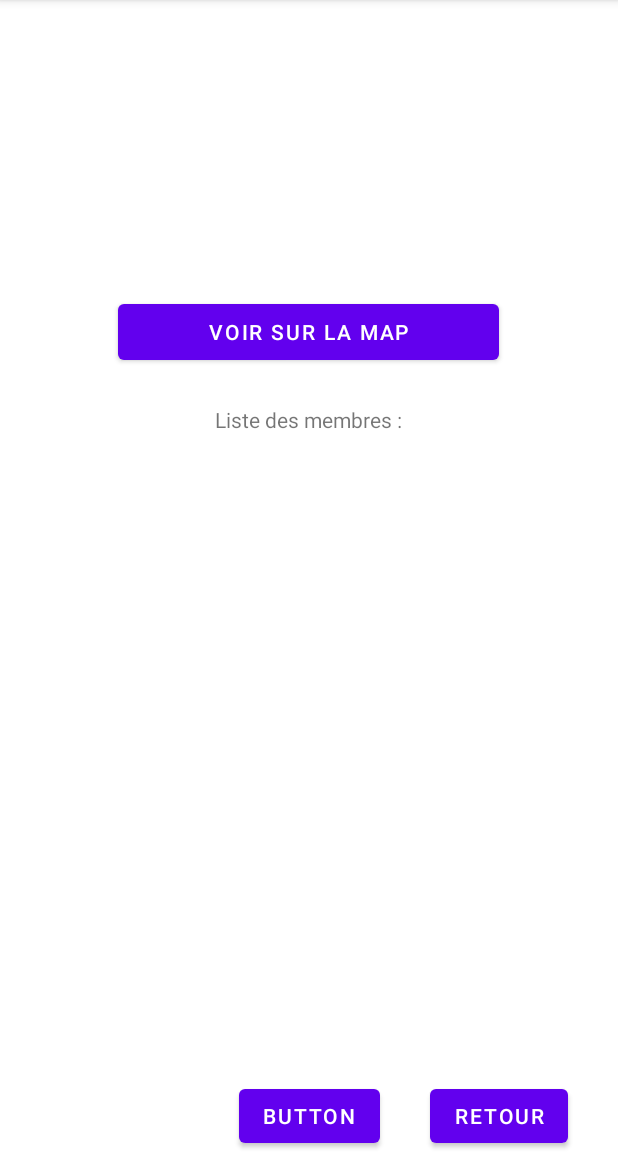
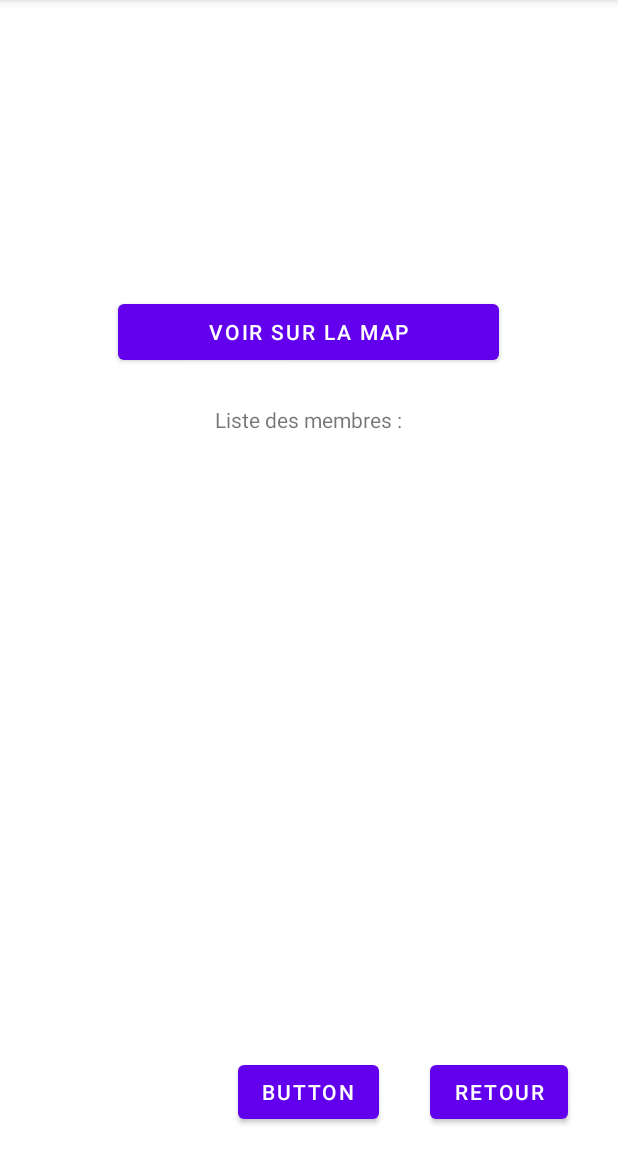
Before and after one commit to kionnle2/GeTaSoiree, an Android app: the InfoSoireeActivity screen opened directly, with no data from a screen before it, on a phone screen of 412 x 824 dp, the part 84-1236 px from its top. Run offline under Robolectric (Android 15) with nearby library versions, the phone set to English and light mode, and no system bars; 14 statements that could not run were skipped.

Commit message:
xml fixes

```diff
--- a/app/src/main/res/layout/activity_info_soiree.xml
+++ b/app/src/main/res/layout/activity_info_soiree.xml
@@ -62,9 +62,10 @@
 
     <ListView
         android:id="@+id/infoLvParticipant"
-        android:layout_width="410dp"
-        android:layout_height="236dp"
+        android:layout_width="408dp"
+        android:layout_height="316dp"
         android:layout_marginTop="24dp"
+        app:layout_constraintBottom_toTopOf="@+id/infoBtnInscription"
         app:layout_constraintEnd_toEndOf="parent"
         app:layout_constraintHorizontal_bias="0.0"
         app:layout_constraintStart_toStartOf="parent"
@@ -85,9 +86,11 @@
         android:id="@+id/infoBtnInscription"
         android:layout_width="wrap_content"
         android:layout_height="wrap_content"
+        android:layout_marginBottom="16dp"
         android:text="Button"
         app:layout_constraintBottom_toBottomOf="parent"
         app:layout_constraintEnd_toEndOf="parent"
+        app:layout_constraintHorizontal_bias="0.498"
         app:layout_constraintStart_toStartOf="parent" />
 
     <Button
@@ -95,7 +98,9 @@
         android:layout_width="wrap_content"
         android:layout_height="wrap_content"
         android:text="Retour"
-        app:layout_constraintBottom_toBottomOf="parent"
+        app:layout_constraintBottom_toBottomOf="@+id/infoBtnInscription"
         app:layout_constraintEnd_toEndOf="parent"
-        app:layout_constraintStart_toEndOf="@+id/infoBtnInscription" />
+        app:layout_constraintStart_toEndOf="@+id/infoBtnInscription"
+        app:layout_constraintTop_toTopOf="@+id/infoBtnInscription" />
+
 </androidx.constraintlayout.widget.ConstraintLayout>
```
